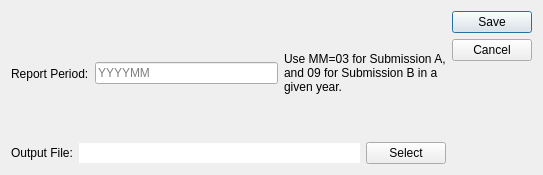
Before: the Qt Designer form ui/ui_export_dialog.ui in zstamper/AFCARS-AXE, drawn with Qt 5.
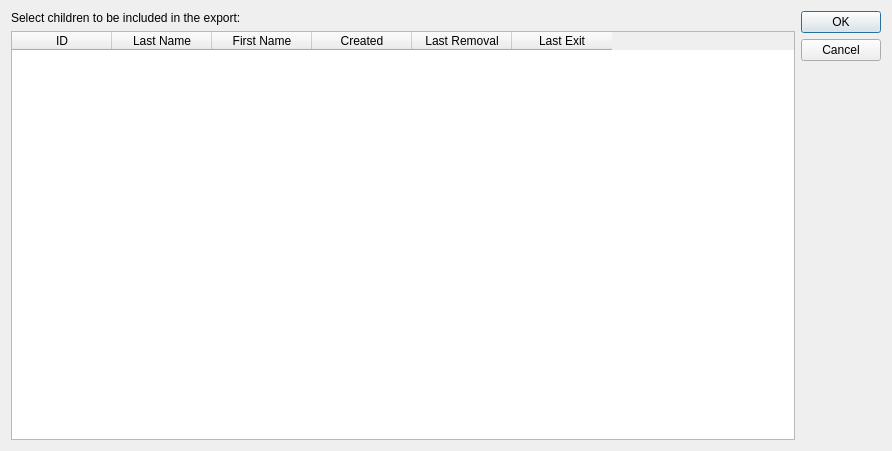
After: the same form once the commit is applied.

Diff of the .ui file:
```diff
--- a/ui/ui_export_dialog.ui
+++ b/ui/ui_export_dialog.ui
@@ -6,82 +6,89 @@
    <rect>
     <x>0</x>
     <y>0</y>
-    <width>543</width>
-    <height>175</height>
+    <width>892</width>
+    <height>451</height>
    </rect>
   </property>
   <property name="windowTitle">
    <string>Dialog</string>
   </property>
-  <layout class="QHBoxLayout" name="horizontalLayout_3">
-   <item>
-    <layout class="QVBoxLayout" name="verticalLayout">
-     <item>
+  <property name="modal">
+   <bool>true</bool>
+  </property>
       <layout class="QHBoxLayout" name="horizontalLayout">
        <item>
+    <layout class="QVBoxLayout" name="verticalLayout">
+     <item>
         <widget class="QLabel" name="label">
          <property name="text">
-          <string>Report Period:</string>
-         </property>
-         <property name="alignment">
-          <set>Qt::AlignLeading|Qt::AlignLeft|Qt::AlignVCenter</set>
-         </property>
+        <string>Select children to be included in the export:</string>
+       </property>
         </widget>
        </item>
        <item>
-        <widget class="QLineEdit" name="e2">
-         <property name="maxLength">
-          <number>6</number>
-         </property>
-         <property name="alignment">
-          <set>Qt::AlignLeading|Qt::AlignLeft|Qt::AlignVCenter</set>
-         </property>
-         <property name="placeholderText">
-          <string>YYYYMM</string>
-         </property>
-        </widget>
-       </item>
-       <item>
-        <widget class="QLabel" name="label_2">
-         <property name="text">
-          <string>Use MM=03 for Submission A,&lt;br/&gt;
-and 09 for Submission B in a&lt;br/&gt;
-given year.</string>
-         </property>
-         <property name="alignment">
-          <set>Qt::AlignLeading|Qt::AlignLeft|Qt::AlignVCenter</set>
-         </property>
-        </widget>
-       </item>
-      </layout>
-     </item>
-     <item>
-      <layout class="QHBoxLayout" name="horizontalLayout_2">
-       <item>
-        <widget class="QLabel" name="label_3">
-         <property name="text">
-          <string>Output File:</string>
-         </property>
-        </widget>
-       </item>
-       <item>
-        <widget class="QLineEdit" name="file_name">
-         <property name="frame">
+      <widget class="QTableWidget" name="child_table">
+       <property name="editTriggers">
+        <set>QAbstractItemView::NoEditTriggers</set>
+       </property>
+       <property name="showDropIndicator" stdset="0">
+        <bool>false</bool>
+       </property>
+       <property name="dragDropOverwriteMode">
+        <bool>false</bool>
+       </property>
+       <property name="alternatingRowColors">
+        <bool>true</bool>
+       </property>
+       <property name="selectionMode">
+        <enum>QAbstractItemView::SingleSelection</enum>
+       </property>
+       <property name="selectionBehavior">
+        <enum>QAbstractItemView::SelectRows</enum>
+       </property>
+       <property name="showGrid">
           <bool>false</bool>
          </property>
-         <property name="readOnly">
+       <property name="cornerButtonEnabled">
+        <bool>false</bool>
+       </property>
+       <attribute name="horizontalHeaderVisible">
           <bool>true</bool>
-         </property>
-        </widget>
-       </item>
-       <item>
-        <widget class="QPushButton" name="select_button">
+       </attribute>
+       <attribute name="verticalHeaderVisible">
+        <bool>false</bool>
+       </attribute>
+       <column>
+        <property name="text">
+         <string>ID</string>
+        </property>
+       </column>
+       <column>
          <property name="text">
-          <string>Select</string>
-         </property>
-        </widget>
-       </item>
-      </layout>
+         <string>Last Name</string>
+        </property>
+       </column>
+       <column>
+        <property name="text">
+         <string>First Name</string>
+        </property>
+       </column>
+       <column>
+        <property name="text">
+         <string>Created</string>
+        </property>
+       </column>
+       <column>
+        <property name="text">
+         <string>Last Removal</string>
+        </property>
+       </column>
+       <column>
+        <property name="text">
+         <string>Last Exit</string>
+        </property>
+       </column>
+      </widget>
      </item>
     </layout>
    </item>
@@ -91,7 +98,7 @@
       <enum>Qt::Vertical</enum>
      </property>
      <property name="standardButtons">
-      <set>QDialogButtonBox::Cancel|QDialogButtonBox::Save</set>
+      <set>QDialogButtonBox::Cancel|QDialogButtonBox::Ok</set>
      </property>
     </widget>
    </item>
```
Lines whose indentation alone changed are shown as unchanged.
